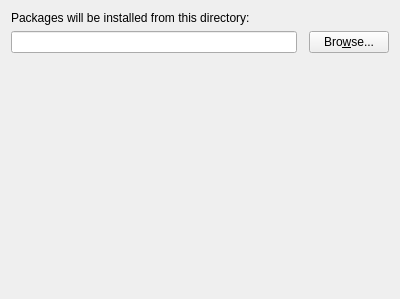
Qt form Libraries/MiKTeX/UI/Qt/SiteWizLocal.ui (Amaterasu27/miktex) before a commit.
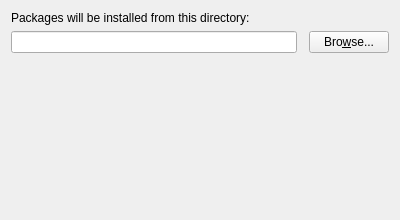
The same form after that commit.

Diff of the .ui file:
```diff
--- a/Libraries/MiKTeX/UI/Qt/SiteWizLocal.ui
+++ b/Libraries/MiKTeX/UI/Qt/SiteWizLocal.ui
@@ -7,7 +7,7 @@
     <x>0</x>
     <y>0</y>
     <width>400</width>
-    <height>299</height>
+    <height>220</height>
    </rect>
   </property>
   <property name="windowTitle" >
```
